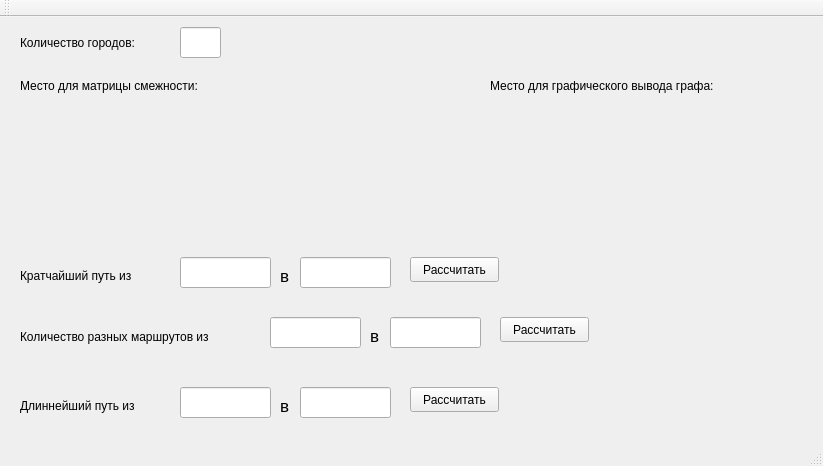
Qt form QT/2/mainwindow.ui (6paTBa/kursova9) before a commit.
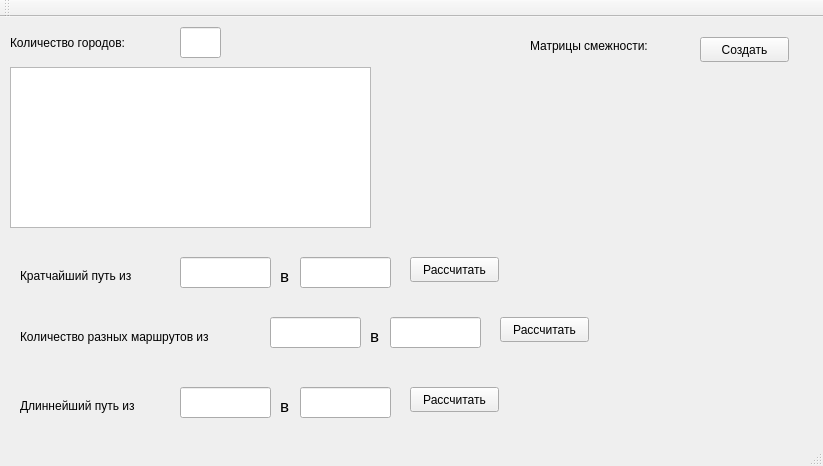
The same form after that commit.

Commit message: output matrix

```diff
--- a/QT/2/mainwindow.ui
+++ b/QT/2/mainwindow.ui
@@ -32,7 +32,7 @@
    <widget class="QLabel" name="label">
     <property name="geometry">
      <rect>
-      <x>20</x>
+      <x>10</x>
       <y>10</y>
       <width>161</width>
       <height>31</height>
@@ -237,33 +237,20 @@
    <widget class="QLabel" name="label_2">
     <property name="geometry">
      <rect>
-      <x>20</x>
-      <y>60</y>
-      <width>231</width>
+      <x>530</x>
+      <y>20</y>
+      <width>161</width>
       <height>17</height>
      </rect>
     </property>
     <property name="text">
-     <string>Место для матрицы смежности:</string>
-    </property>
-   </widget>
-   <widget class="QLabel" name="label_9">
-    <property name="geometry">
-     <rect>
-      <x>490</x>
-      <y>60</y>
-      <width>291</width>
-      <height>17</height>
-     </rect>
-    </property>
-    <property name="text">
-     <string>Место для графического вывода графа:</string>
+     <string>Матрицы смежности:</string>
     </property>
    </widget>
    <widget class="QLabel" name="result1">
     <property name="geometry">
      <rect>
-      <x>520</x>
+      <x>510</x>
       <y>240</y>
       <width>67</width>
       <height>17</height>
@@ -299,6 +286,42 @@
      <string/>
     </property>
    </widget>
+   <widget class="QLabel" name="matrixLabel">
+    <property name="geometry">
+     <rect>
+      <x>550</x>
+      <y>50</y>
+      <width>231</width>
+      <height>111</height>
+     </rect>
+    </property>
+    <property name="text">
+     <string/>
+    </property>
+   </widget>
+   <widget class="QPushButton" name="create_matrix_btn">
+    <property name="geometry">
+     <rect>
+      <x>700</x>
+      <y>20</y>
+      <width>89</width>
+      <height>25</height>
+     </rect>
+    </property>
+    <property name="text">
+     <string>Создать</string>
+    </property>
+   </widget>
+   <widget class="QPlainTextEdit" name="plainTextEdit">
+    <property name="geometry">
+     <rect>
+      <x>10</x>
+      <y>50</y>
+      <width>361</width>
+      <height>161</height>
+     </rect>
+    </property>
+   </widget>
   </widget>
   <widget class="QMenuBar" name="menuBar">
    <property name="geometry">
```
The commit also changes 5 other files.
